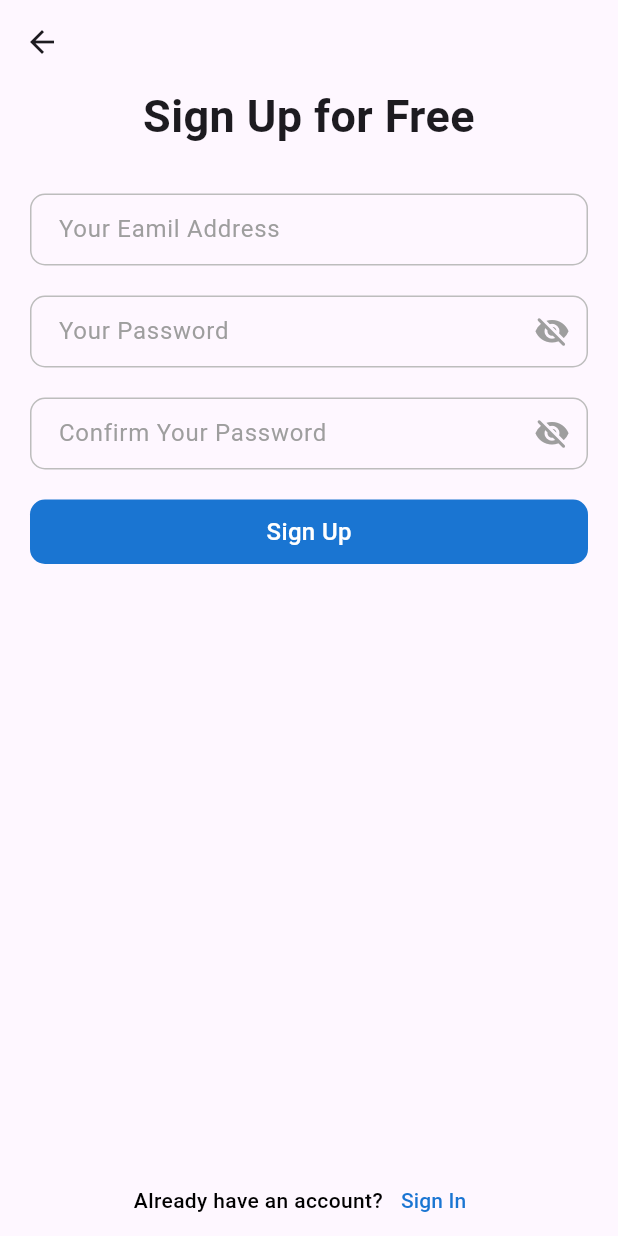
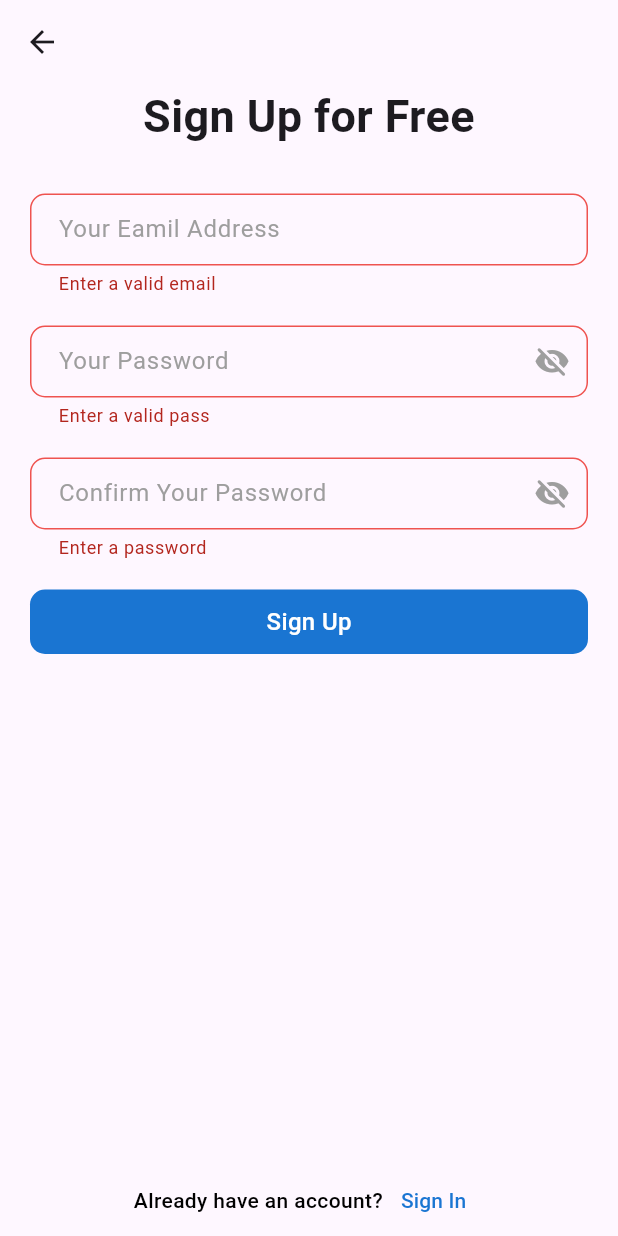
Before and after one commit to sanjay-padanilam/authentication-task, a Flutter app: the RegistrationScreen screen opened directly, after a tap on "Sign Up", on a phone screen of 412 x 824 dp. Run offline on Flutter 3.47's test engine with Material 3 defaults, Android fonts, the phone set to English and light mode, and no system bars.

Commit message:
full finish

```diff
--- a/lib/main.dart
+++ b/lib/main.dart
@@ -1,5 +1,8 @@
 import 'package:auth_task/view/login_screen/login_screen.dart';
 import 'package:flutter/material.dart';
+
+String? SavedEmail = "";
+String? SavedPass = "";
 
 void main(List<String> args) {
   runApp(MyApp());
--- a/lib/view/registration_screen/registration_screen.dart
+++ b/lib/view/registration_screen/registration_screen.dart
@@ -1,16 +1,29 @@
+import 'package:auth_task/main.dart';
 import 'package:flutter/material.dart';
 
-class RegistrationScreen extends StatelessWidget {
+class RegistrationScreen extends StatefulWidget {
   const RegistrationScreen({super.key});
 
   @override
-  Widget build(BuildContext context) {
+  State<RegistrationScreen> createState() => _RegistrationScreenState();
+}
+
+class _RegistrationScreenState extends State<RegistrationScreen> {
   // Todo : write code  create controllers and form keys
 
+  TextEditingController emailController = TextEditingController();
+  TextEditingController passController = TextEditingController();
+  TextEditingController cnfmpassController = TextEditingController();
+
+  final _formkey = GlobalKey<FormState>();
+  @override
+  Widget build(BuildContext context) {
     return Scaffold(
         appBar: AppBar(),
         body: Padding(
           padding: const EdgeInsets.symmetric(horizontal: 20),
+          child: Form(
+            key: _formkey,
             child: Column(
               mainAxisAlignment: MainAxisAlignment.start,
               crossAxisAlignment: CrossAxisAlignment.center,
@@ -27,10 +40,15 @@ class RegistrationScreen extends StatelessWidget {
                 ),
                 SizedBox(height: 30),
                 TextFormField(
+                  controller: emailController,
                   decoration: InputDecoration(
-                  contentPadding: EdgeInsets.symmetric(horizontal: 15, vertical: 10),
+                    contentPadding:
+                        EdgeInsets.symmetric(horizontal: 15, vertical: 10),
                     hintText: "Your Eamil Address",
-                  hintStyle: TextStyle(color: Colors.grey.shade500, fontSize: 16, fontWeight: FontWeight.normal),
+                    hintStyle: TextStyle(
+                        color: Colors.grey.shade500,
+                        fontSize: 16,
+                        fontWeight: FontWeight.normal),
                     enabledBorder: OutlineInputBorder(
                         borderRadius: BorderRadius.circular(10),
                         borderSide: BorderSide(
@@ -47,13 +65,27 @@ class RegistrationScreen extends StatelessWidget {
                           color: Colors.red.shade400,
                         )),
                   ),
+                  validator: (value) {
+                    String pattern =
+                        r"^[a-zA-Z0-9._%+-]+@[a-zA-Z0-9.-]+\.[a-zA-Z]{2,}$";
+                    if (value != null && RegExp(pattern).hasMatch(value)) {
+                      return null;
+                    } else {
+                      return "Enter a valid email";
+                    }
+                  },
                 ),
                 SizedBox(height: 20),
                 TextFormField(
+                  controller: passController,
                   decoration: InputDecoration(
-                    contentPadding: EdgeInsets.symmetric(horizontal: 15, vertical: 10),
+                      contentPadding:
+                          EdgeInsets.symmetric(horizontal: 15, vertical: 10),
                       hintText: "Your Password",
-                    hintStyle: TextStyle(color: Colors.grey.shade500, fontSize: 16, fontWeight: FontWeight.normal),
+                      hintStyle: TextStyle(
+                          color: Colors.grey.shade500,
+                          fontSize: 16,
+                          fontWeight: FontWeight.normal),
                       enabledBorder: OutlineInputBorder(
                           borderRadius: BorderRadius.circular(10),
                           borderSide: BorderSide(
@@ -73,13 +105,27 @@ class RegistrationScreen extends StatelessWidget {
                         Icons.visibility_off_rounded,
                         color: Colors.grey,
                       )),
+                  validator: (value) {
+                    String passPattern =
+                        r'^(?=.[A-Z])(?=.[a-z])(?=.\d)(?=.[!@#\$&*~]).{6,}$';
+                    if (value != null && RegExp(passPattern).hasMatch(value)) {
+                      return null;
+                    } else {
+                      return "Enter a valid pass";
+                    }
+                  },
                 ),
                 SizedBox(height: 20),
                 TextFormField(
+                  controller: cnfmpassController,
                   decoration: InputDecoration(
-                    contentPadding: EdgeInsets.symmetric(horizontal: 15, vertical: 10),
+                      contentPadding:
+                          EdgeInsets.symmetric(horizontal: 15, vertical: 10),
                       hintText: "Confirm Your Password",
-                    hintStyle: TextStyle(color: Colors.grey.shade500, fontSize: 16, fontWeight: FontWeight.normal),
+                      hintStyle: TextStyle(
+                          color: Colors.grey.shade500,
+                          fontSize: 16,
+                          fontWeight: FontWeight.normal),
                       enabledBorder: OutlineInputBorder(
                           borderRadius: BorderRadius.circular(10),
                           borderSide: BorderSide(
@@ -99,10 +145,27 @@ class RegistrationScreen extends StatelessWidget {
                         Icons.visibility_off_rounded,
                         color: Colors.grey,
                       )),
+                  validator: (value) {
+                    if (value != null && value.isEmpty) {
+                      return "Enter a password";
+                    } else if (passController.text == cnfmpassController.text) {
+                      return null;
+                    } else {
+                      return "Password did'nt match";
+                    }
+                  },
                 ),
                 SizedBox(height: 20),
                 InkWell(
                   onTap: () {
+                    if (_formkey.currentState!.validate()) {
+                      SavedEmail = emailController.text;
+                      SavedPass = passController.text;
+
+                      Navigator.pop(context);
+                    } else {
+                      print("registration failed");
+                    }
                     // Todo : write code  to navigate to login screen on successful registration
                   },
                   child: Container(
@@ -136,7 +199,7 @@ class RegistrationScreen extends StatelessWidget {
                     ),
                     TextButton(
                         onPressed: () {
-                        // Todo : write code  to navigate to Login screen
+                          Navigator.pop(context);
                         },
                         child: Text(
                           "Sign In",
@@ -150,6 +213,7 @@ class RegistrationScreen extends StatelessWidget {
                 )
               ],
             ),
+          ),
         ));
   }
 }
```
Also changed, not shown: lib/view/login_screen/login_screen.dart (+63 -6 lines), pubspec.lock. Lines whose indentation alone changed are shown as unchanged.
